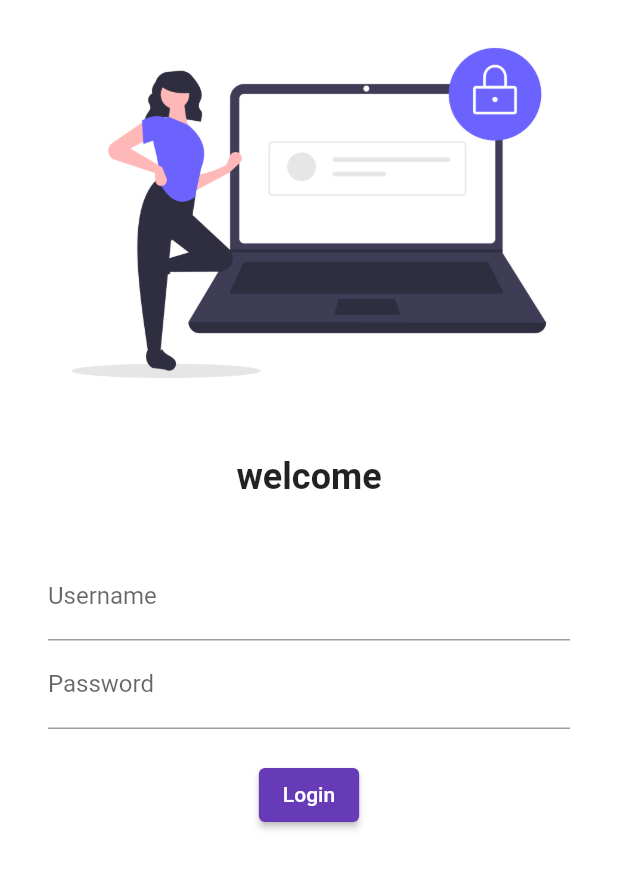
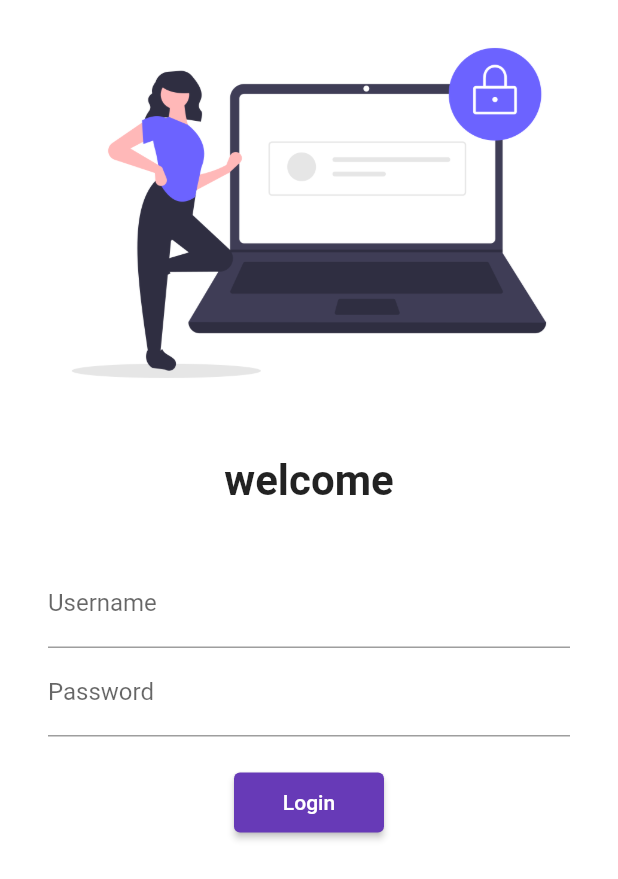
Before and after one commit to sonalibirla28/LearnDemoFlutter, a Flutter app: the screen it shows after launch, on a phone screen of 412 x 824 dp. Shown: the top 879 px of the screen. Run offline on Flutter 3.47's test engine with Material 2 defaults, Android fonts, the phone set to English and light mode, and no system bars; our stand-ins replace google_fonts; Roboto replaces fonts that are missing (Lekton).

Commit message:
day 5 commit

```diff
--- a/lib/pages/login_page.dart
+++ b/lib/pages/login_page.dart
@@ -7,17 +7,19 @@ class LoginPage extends StatelessWidget {
   Widget build(BuildContext context) {
     return Material(
       color: Colors.white,
+      child: SingleChildScrollView(
         child: Column(
           children: [
             Image.asset("assets/images/login_images.png",
-          fit: BoxFit.cover,),
+            fit: BoxFit.cover,
+            ),
             SizedBox(
               height: 20.0,
             ),
             Text(
                 "welcome",
                  style: TextStyle(
-                 fontSize: 24,
+                   fontSize: 28,
                    fontWeight: FontWeight.bold,
                  ),
             ),
@@ -47,7 +49,7 @@ class LoginPage extends StatelessWidget {
 
                   ElevatedButton(
                       child: Text("Login"),
-                    style: TextButton.styleFrom(),
+                      style: TextButton.styleFrom(minimumSize: Size(100, 40)),
                       onPressed:(){},
                   )
     ],
@@ -55,6 +57,7 @@ class LoginPage extends StatelessWidget {
             )
 
           ],
+        ),
       )
     );
       /*child: Center(
```
Also changed, not shown: lib/utils/routes.dart (added). Lines whose indentation alone changed are shown as unchanged.
